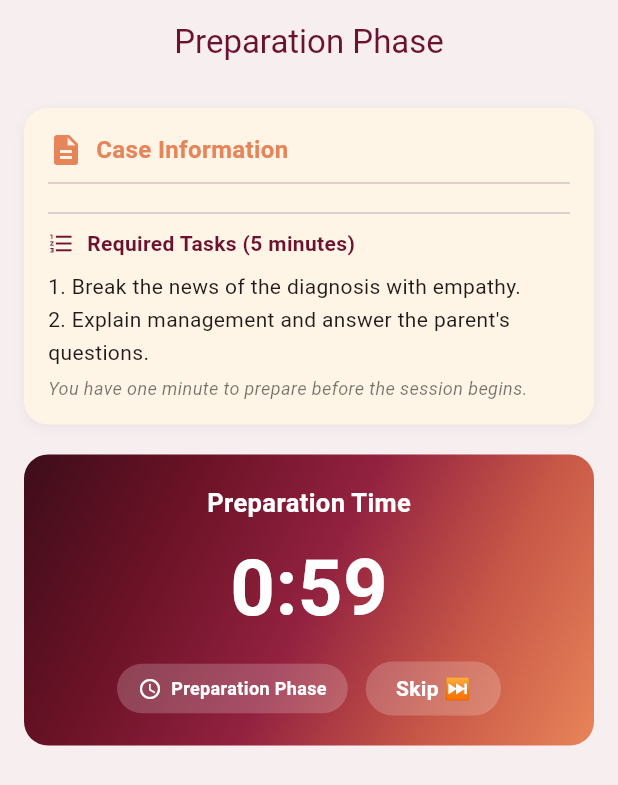
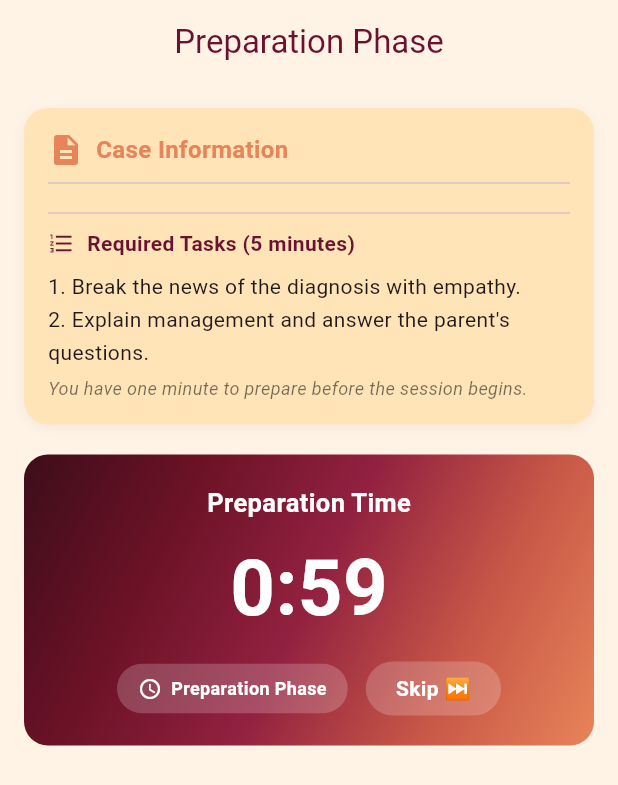
Before and after one commit to SadeemR/osce-flutter-app, a Flutter app: the PreparationScreen screen opened directly, on a phone screen of 412 x 824 dp. Shown: the top 785 px of the screen. Run offline on Flutter 3.47's test engine with Material 3 defaults, Android fonts, the phone set to English and light mode, and no system bars; our stand-ins replace file_picker, google_fonts, share_plus, shared_preferences; missing offline and left inert: syncfusion_flutter_pdf; accounts and stored records are empty; network calls fail; Roboto replaces fonts that are missing (Ibm Plex Sans Arabic).

Commit message:
fix: vivid colors across all screens + patient/doctor labels in chat

```diff
--- a/lib/models/chat_message.dart
+++ b/lib/models/chat_message.dart
@@ -1,10 +1,11 @@
 enum MessageSender {
-  doctor('user'),
-  parent('assistant'),
-  system('system');
+  doctor('user', 'doctor'),
+  parent('assistant', 'patient'),
+  system('system', 'system');
 
-  const MessageSender(this.raw);
+  const MessageSender(this.raw, this.displayName);
   final String raw;
+  final String displayName;
 }
 
 class ChatMessage {
--- a/lib/screens/evaluation_screen.dart
+++ b/lib/screens/evaluation_screen.dart
@@ -100,9 +100,9 @@ class _EvaluationScreenState extends State<EvaluationScreen> {
     final result = session.evaluationResult;
 
     return Scaffold(
-      backgroundColor: AppColors.burgundyBackground,
+      backgroundColor: AppColors.offWhiteCream,
       appBar: AppBar(
-        backgroundColor: AppColors.burgundyBackground,
+        backgroundColor: AppColors.offWhiteCream,
         automaticallyImplyLeading: false,
         title: Text(AppStrings(context.watch<AppSettings>().isArabic).evaluationResults),
         actions: [
--- a/lib/screens/preparation_screen.dart
+++ b/lib/screens/preparation_screen.dart
@@ -67,10 +67,10 @@ class _PreparationScreenState extends State<PreparationScreen> {
   @override
   Widget build(BuildContext context) {
     return Scaffold(
-      backgroundColor: AppColors.burgundyBackground,
+      backgroundColor: AppColors.offWhiteCream,
       appBar: AppBar(
         title: Text(AppStrings(context.watch<AppSettings>().isArabic).preparationPhase),
-        backgroundColor: AppColors.burgundyBackground,
+        backgroundColor: AppColors.offWhiteCream,
         automaticallyImplyLeading: false,
       ),
       body: SafeArea(
--- a/lib/theme/app_theme.dart
+++ b/lib/theme/app_theme.dart
@@ -6,17 +6,17 @@ class AppColors {
   static const burgundyLight = Color(0xFF8C2040); // 0.55, 0.13, 0.25
   static const burgundyMid = Color(0xFFBF384F); // 0.75, 0.22, 0.31
   static const apricot = Color(0xFFE88459); // 0.91, 0.52, 0.35
-  static const apricotLight = Color(0xFFFDD6BF); // 0.99, 0.84, 0.75
-  static const apricotPale = Color(0xFFFFF3E8); // 1.00, 0.95, 0.91
+  static const apricotLight = Color(0xFFFAB87A);
+  static const apricotPale = Color(0xFFFFE0C0);
 
   static const brandPrimary = burgundy;
   static const brandAccent = apricot;
   static const brandSurface = apricotPale;
 
   // خلفيات
-  static const burgundyBackground = Color(0xFFF7EEF0); // 0.97, 0.93, 0.94
-  static const offWhiteCream = Color(0xFFFDF9F4); // 0.99, 0.98, 0.96
-  static const cardCream = Color(0xFFFFF5E6); // 1.00, 0.96, 0.90
+  static const burgundyBackground = Color(0xFFEDD0D8);
+  static const offWhiteCream = Color(0xFFFFF3E6);
+  static const cardCream = Color(0xFFFFE4B8);
 
   static const heroGradient = LinearGradient(
     begin: Alignment.topLeft,
```
Also changed, not shown: lib/screens/simulation_screen.dart (+10 -7 lines).
